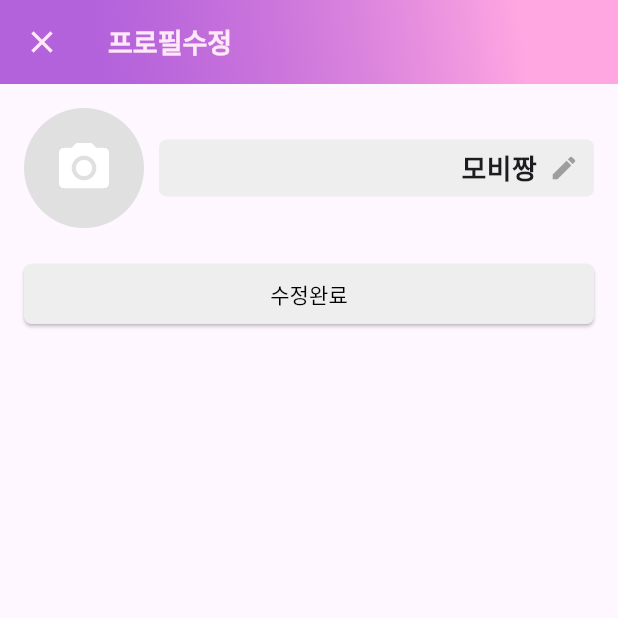
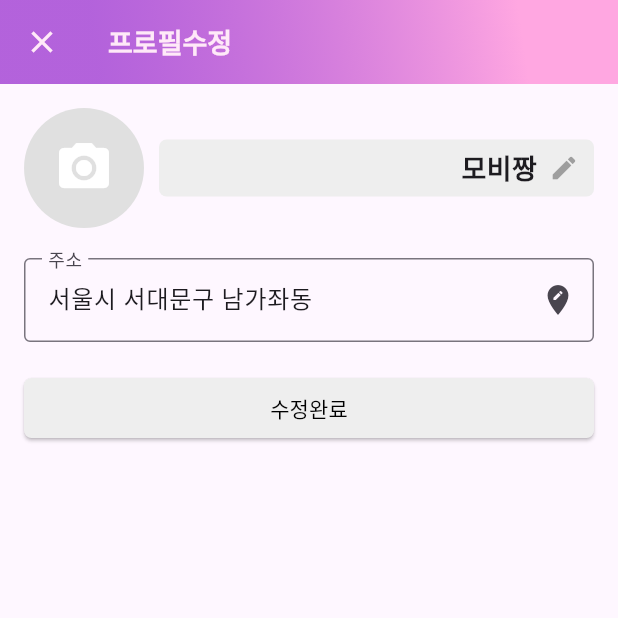
Before and after one commit to RINAHEO/Mogu-Modu_Gumae_front, a Flutter app: the UpdateProfilePage screen opened directly, on a phone screen of 412 x 824 dp, the top half of it. Run offline on Flutter 3.47's test engine with Material 3 defaults, Android fonts, the light colour scheme and no system bars; our stand-ins replace file_picker, flutter_svg, geolocator, google_mobile_ads, permission_handler; missing offline and left inert: flutter_naver_map; network calls fail; Roboto replaces fonts that are missing (Inter).

Commit message:
feat: update_profile_page.dart 주소 변경 디자인 추가

```diff
--- a/lib/user/myPage/update_profile_page.dart
+++ b/lib/user/myPage/update_profile_page.dart
@@ -9,6 +9,7 @@ class UpdateProfilePage extends StatefulWidget {
 
 class _UpdateProfilePageState extends State<UpdateProfilePage> {
   String _nickname = '모비짱'; // 초기 닉네임
+  String _address = '서울시 서대문구 남가좌동'; // 초기 주소
   final String _profileImageUrl = ''; // 프로필 이미지 URL (초기값은 비어 있음)
 
   @override
@@ -105,6 +106,21 @@ class _UpdateProfilePageState extends State<UpdateProfilePage> {
               ],
             ),
             SizedBox(height: 20),
+            // 주소 변경 텍스트 필드
+            TextField(
+              controller: TextEditingController(text: _address),
+              decoration: InputDecoration(
+                labelText: '주소',
+                border: OutlineInputBorder(),
+                suffixIcon: Icon(Icons.edit_location),
+              ),
+              onChanged: (value) {
+                setState(() {
+                  _address = value;
+                });
+              },
+            ),
+            SizedBox(height: 20),
             ElevatedButton(
               onPressed: () {
                 _saveProfileChanges();
```
